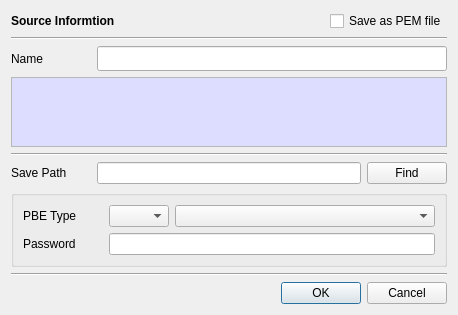
Old version of the form CertMan/export_dlg.ui in the repository jykim74/CertMan.
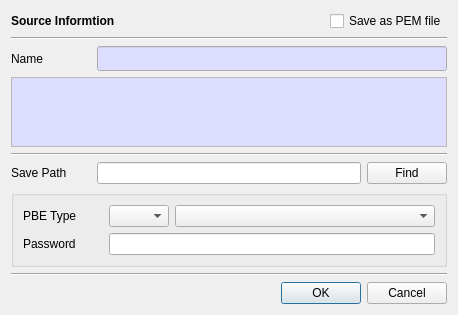
New version of the form.

Commit message:
Export 초기 파일명 UI 개선
EdDSA Export 버그 수정
Import 선택 폴더 UI 개선

Patch:
```diff
--- a/CertMan/export_dlg.ui
+++ b/CertMan/export_dlg.ui
@@ -81,6 +81,43 @@
      </item>
      <item row="0" column="1">
       <widget class="QLineEdit" name="mNameText">
+       <property name="palette">
+        <palette>
+         <active>
+          <colorrole role="Base">
+           <brush brushstyle="SolidPattern">
+            <color alpha="255">
+             <red>221</red>
+             <green>221</green>
+             <blue>255</blue>
+            </color>
+           </brush>
+          </colorrole>
+         </active>
+         <inactive>
+          <colorrole role="Base">
+           <brush brushstyle="SolidPattern">
+            <color alpha="255">
+             <red>221</red>
+             <green>221</green>
+             <blue>255</blue>
+            </color>
+           </brush>
+          </colorrole>
+         </inactive>
+         <disabled>
+          <colorrole role="Base">
+           <brush brushstyle="SolidPattern">
+            <color alpha="255">
+             <red>240</red>
+             <green>240</green>
+             <blue>240</blue>
+            </color>
+           </brush>
+          </colorrole>
+         </disabled>
+        </palette>
+       </property>
        <property name="font">
         <font>
          <family>굴림체</family>
```
The commit also changes 6 other files.
